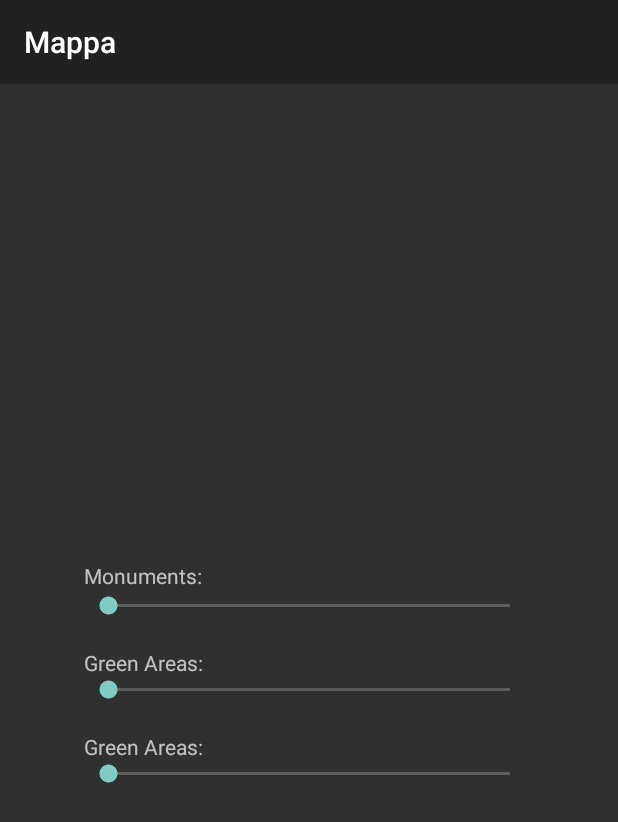
After one commit to fgrillo21/OSP_BusStop_MIT, an Android app: the SeekBarTestActivity screen opened directly, with no data from a screen before it, on a phone screen of 412 x 824 dp. The commit adds this screen. Shown: the top 822 px of the screen. Run offline under Robolectric (Android 15) with nearby library versions, the phone set to English and light mode, and no system bars.

Commit message:
Aggiunta un activity provvisoria per testare la logica degli slider

```diff
--- a/opentripplanner-android/src/main/AndroidManifest.xml
+++ b/opentripplanner-android/src/main/AndroidManifest.xml
@@ -56,6 +56,11 @@
             android:theme="@style/Theme.AppCompat">
         </activity>
         <activity
+            android:name="busstop.customtrip.ui.SeekBarTestActivity"
+            android:label="@string/map"
+            android:theme="@style/Theme.AppCompat">
+        </activity>
+        <activity
             android:name=".SettingsActivity"
             android:theme="@style/MyTheme"
             android:windowSoftInputMode="stateHidden" />
--- a/opentripplanner-android/src/main/java/busstop/customtrip/ui/RouteActivity.java
+++ b/opentripplanner-android/src/main/java/busstop/customtrip/ui/RouteActivity.java
@@ -30,4 +30,9 @@ public class RouteActivity extends AppCompatActivity {
         Intent intent = new Intent(RouteActivity.this, MyActivity.class);
         startActivity(intent);
     }
+
+    public void seekbartest(View view) {
+        Intent intent = new Intent(RouteActivity.this, SeekBarTestActivity.class);
+        startActivity(intent);
+    }
 }
--- /dev/null
+++ b/opentripplanner-android/src/main/java/busstop/customtrip/ui/SeekBarTestActivity.java
@@ -0,0 +1,83 @@
+package busstop.customtrip.ui;
+
+import android.annotation.SuppressLint;
+import android.os.Bundle;
+import android.support.v7.app.AppCompatActivity;
+import android.widget.SeekBar;
+import android.widget.TextView;
+
+import edu.usf.cutr.opentripplanner.android.R;
+
+public class SeekBarTestActivity extends AppCompatActivity{
+
+    SeekBar bar1;
+    SeekBar bar2;
+    SeekBar bar3;
+    TextView textProgress1;
+    TextView textProgress2;
+    TextView textProgress3;
+
+    int progressChangedValueBar1 = 0;
+    int progressChangedValueBar2 = 0;
+    int progressChangedValueBar3 = 0;
+
+    @SuppressLint("SetTextI18n")
+    @Override
+    public void onCreate(Bundle savedInstanceState) {
+        super.onCreate(savedInstanceState);
+        setContentView(R.layout.seek_bar_test);
+        bar1=findViewById(R.id.seekBar1);
+        bar2=findViewById(R.id.seekBar2);
+        bar3=findViewById(R.id.seekBar3);
+
+        textProgress1=findViewById(R.id.textView1);
+        textProgress2=findViewById(R.id.textView2);
+        textProgress3=findViewById(R.id.textView3);
+
+        bar1.setOnSeekBarChangeListener(new SeekBar.OnSeekBarChangeListener() {
+
+            public void onProgressChanged(SeekBar seekBar, int progress, boolean fromUser) {
+                progressChangedValueBar1 = progress;
+                textProgress1.setText("Monuments: " + progress+" %");
+            }
+
+            public void onStartTrackingTouch(SeekBar seekBar) {
+            }
+
+            public void onStopTrackingTouch(SeekBar seekBar) {
+
+            }
+        });
+
+        bar2.setOnSeekBarChangeListener(new SeekBar.OnSeekBarChangeListener() {
+
+            public void onProgressChanged(SeekBar seekBar, int progress, boolean fromUser) {
+                progressChangedValueBar2 = progress;
+                textProgress2.setText("Green Areas: " + progress +" %");
+            }
+
+            public void onStartTrackingTouch(SeekBar seekBar) {
+            }
+
+            public void onStopTrackingTouch(SeekBar seekBar) {
+
+            }
+        });
+
+        bar3.setOnSeekBarChangeListener(new SeekBar.OnSeekBarChangeListener() {
+
+            public void onProgressChanged(SeekBar seekBar, int progress, boolean fromUser) {
+                progressChangedValueBar3 = progress;
+                textProgress3.setText("Open Spaces: " + progress + " %");
+
+            }
+
+            public void onStartTrackingTouch(SeekBar seekBar) {
+            }
+
+            public void onStopTrackingTouch(SeekBar seekBar) {
+
+            }
+        });
+    }
+}
--- a/opentripplanner-android/src/main/res/layout/activity_route.xml
+++ b/opentripplanner-android/src/main/res/layout/activity_route.xml
@@ -34,6 +34,16 @@
             android:layout_width="145dp"
             android:layout_height="wrap_content"
             android:layout_gravity="center_horizontal|center"
+            android:layout_marginBottom="20dp"
             android:onClick="map"
             android:text="@string/map" />
+
+        <Button
+            android:id="@+id/seekbartest"
+            style="?android:attr/buttonStyleSmall"
+            android:layout_width="145dp"
+            android:layout_height="wrap_content"
+            android:layout_gravity="center_horizontal|center"
+            android:onClick="seekbartest"
+            android:text="Test Seekbar" />
 </LinearLayout>
--- /dev/null
+++ b/opentripplanner-android/src/main/res/layout/seek_bar_test.xml
@@ -0,0 +1,71 @@
+<?xml version="1.0" encoding="utf-8"?>
+<RelativeLayout
+    xmlns:android="http://schemas.android.com/apk/res/android"
+    xmlns:tools="http://schemas.android.com/tools"
+    android:layout_width="match_parent"
+    android:layout_height="match_parent"
+    android:gravity="center"
+    android:orientation="vertical"
+    tools:context="busstop.customtrip.ui.SeekBarTestActivity">
+
+    <SeekBar
+        android:id="@+id/seekBar1"
+        android:layout_width="300dp"
+        android:layout_height="wrap_content"
+        android:layout_alignParentStart="true"
+        android:layout_alignParentTop="true"
+        android:layout_marginTop="39dp"
+        android:max="100"
+        android:progress="0"
+        />
+
+    <SeekBar
+        android:id="@+id/seekBar2"
+        android:layout_width="300dp"
+        android:layout_height="wrap_content"
+        android:layout_alignParentStart="true"
+        android:layout_below="@+id/seekBar1"
+        android:layout_marginTop="38dp"
+        android:max="100"
+        android:progress="0"
+        />
+
+    <SeekBar
+        android:id="@+id/seekBar3"
+        android:layout_width="300dp"
+        android:layout_height="wrap_content"
+        android:layout_alignParentStart="true"
+        android:layout_below="@+id/seekBar2"
+        android:layout_marginTop="38dp"
+        android:max="100"
+        android:progress="0"
+        />
+
+    <TextView
+        android:id="@+id/textView1"
+        android:layout_width="wrap_content"
+        android:layout_height="wrap_content"
+        android:layout_alignBottom="@+id/seekBar1"
+        android:layout_alignParentStart="true"
+        android:layout_marginBottom="19dp"
+        android:text="Monuments: " />
+
+    <TextView
+        android:id="@+id/textView2"
+        android:layout_width="wrap_content"
+        android:layout_height="wrap_content"
+        android:layout_alignParentStart="true"
+        android:layout_below="@+id/seekBar1"
+        android:layout_marginTop="19dp"
+        android:text="Green Areas: "  />
+
+    <TextView
+        android:id="@+id/textView3"
+        android:layout_width="wrap_content"
+        android:layout_height="wrap_content"
+        android:layout_alignParentStart="true"
+        android:layout_below="@+id/seekBar2"
+        android:layout_marginTop="19dp"
+        android:text="Green Areas: "  />
+
+</RelativeLayout>
```
